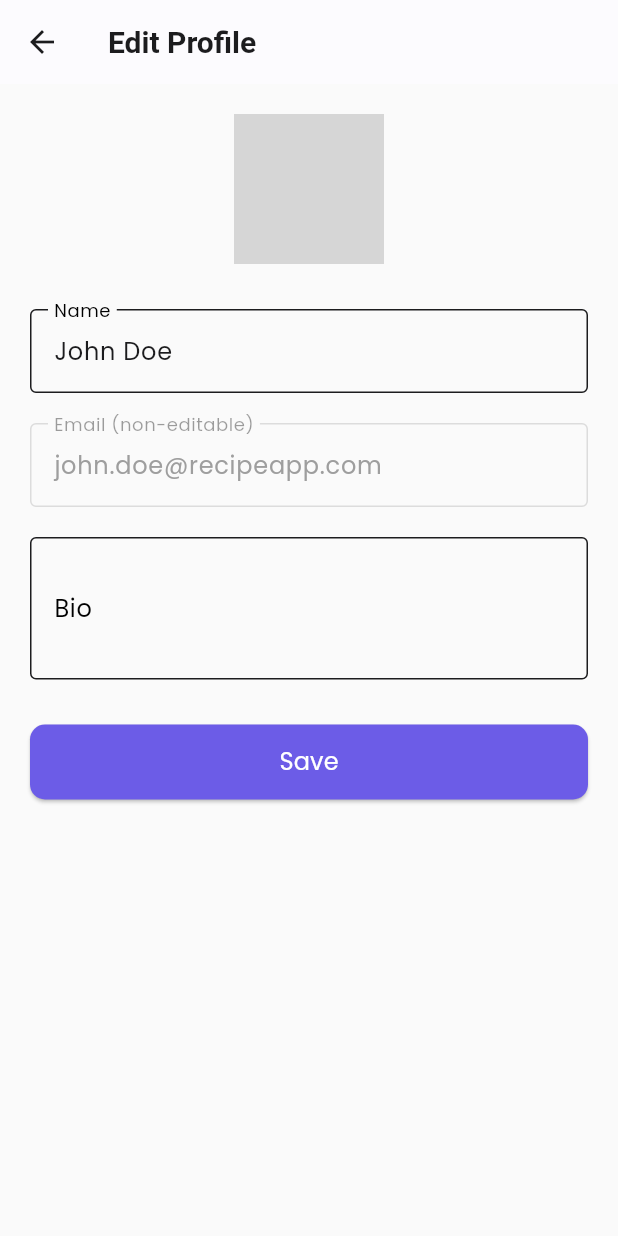
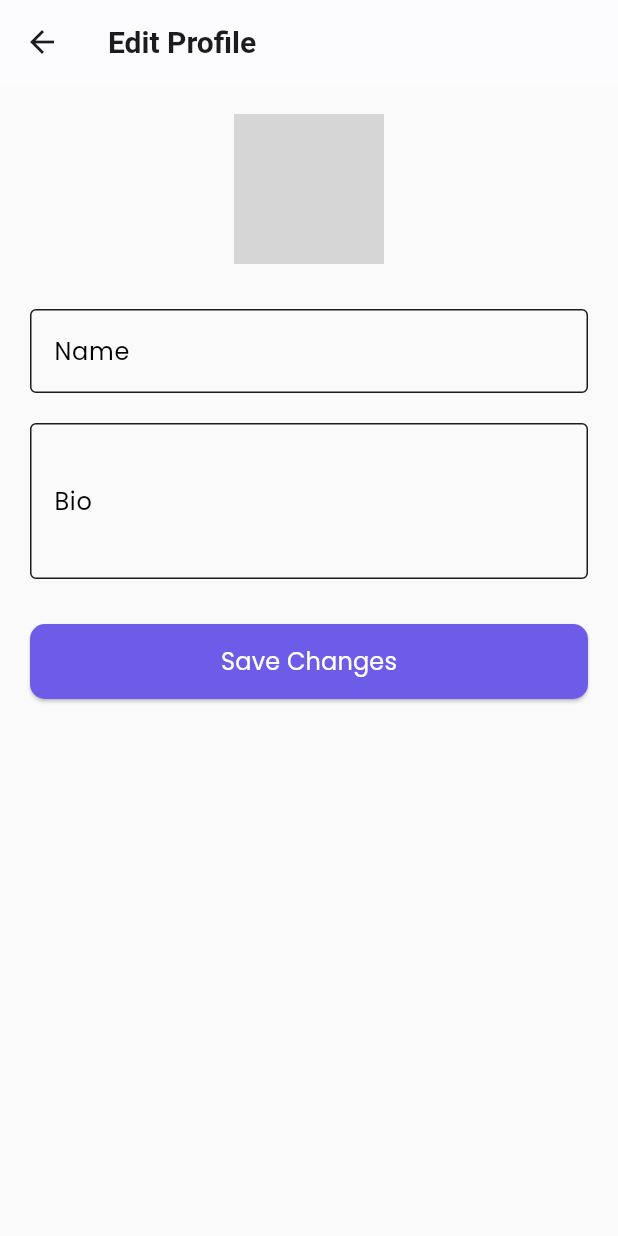
Before and after one commit to FarisAleemSU/Cibra, a Flutter app: the EditProfileScreen screen opened directly, on a phone screen of 412 x 824 dp. Run offline on Flutter 3.47's test engine with Material 3 defaults, Android fonts, the phone set to English and light mode, and no system bars; our stand-ins replace cloud_firestore, firebase_auth, firebase_core, image_picker; accounts and stored records are empty; grey boxes are pictures that could not be loaded.

Commit message:
Add files via upload

```diff
--- a/lib/providers/auth_provider.dart
+++ b/lib/providers/auth_provider.dart
@@ -1,21 +1,24 @@
 import 'package:flutter/foundation.dart';
-import 'package:firebase_auth/firebase_auth.dart';
+import 'package:firebase_auth/firebase_auth.dart' as firebase_auth;
 import '../services/authservices.dart';
 
 class AuthProvider with ChangeNotifier {
   final AuthService _authService;
-  User? _user;
+  firebase_auth.User? _user;
   bool _isLoading = true;
+  String? _userBio;
+
+  String? get userBio => _userBio;
 
   AuthProvider(this._authService) {
     initAuth();
   }
 
-  User? get user => _user;
+  firebase_auth.User? get user => _user;
   bool get isLoading => _isLoading;
 
   Future<void> initAuth() async {
-    _authService.authStateChanges.listen((User? user) {
+    _authService.authStateChanges.listen((firebase_auth.User? user) {
       _user = user;
       _isLoading = false;
       notifyListeners();
@@ -35,4 +38,21 @@ class AuthProvider with ChangeNotifier {
     _user = null;
     notifyListeners();
   }
+  Future<void> updateUserProfile({
+    required String displayName,
+    String? bio,
+  }) async {
+    try {
+      // Update Firebase user
+      await _authService.updateDisplayName(displayName);
+
+      // Update local state
+      _user = _authService.currentUser;
+      _userBio = bio;
+
+      notifyListeners();
+    } catch (e) {
+      rethrow;
+    }
+  }
 }
--- a/lib/screens/edit_profile_screen.dart
+++ b/lib/screens/edit_profile_screen.dart
@@ -1,5 +1,7 @@
 import 'package:flutter/material.dart';
 import '../theme.dart';
+import '../providers/auth_provider.dart';
+import 'package:provider/provider.dart';
 
 class EditProfileScreen extends StatefulWidget {
   const EditProfileScreen({super.key});
@@ -10,20 +12,43 @@ class EditProfileScreen extends StatefulWidget {
 
 class _EditProfileScreenState extends State<EditProfileScreen> {
   final _formKey = GlobalKey<FormState>();
-  final _nameController = TextEditingController(text: 'John Doe');
-  final _emailController = TextEditingController(text: 'john.doe@recipeapp.com');
-  final _bioController = TextEditingController();
+  late TextEditingController _nameController;
+  late TextEditingController _bioController;
+
+  @override
+  void initState() {
+    super.initState();
+    final authProvider = Provider.of<AuthProvider>(context, listen: false);
+
+    // Initialize with current user data
+    _nameController = TextEditingController(text: authProvider.user?.displayName ?? '');
+    _bioController = TextEditingController(text: authProvider.userBio ?? '');
+  }
 
   @override
   void dispose() {
     _nameController.dispose();
-    _emailController.dispose();
     _bioController.dispose();
     super.dispose();
+  }
+  Future<void> _updateProfile() async {
+    if (_formKey.currentState!.validate()) {
+      final authProvider = Provider.of<AuthProvider>(context, listen: false);
+
+      // Update provider with new values
+      await authProvider.updateUserProfile(
+        displayName: _nameController.text,
+        bio: _bioController.text,
+      );
+
+      if (mounted) Navigator.pop(context);
+    }
   }
 
   @override
   Widget build(BuildContext context) {
+     final authProvider = Provider.of<AuthProvider>(context);
+     final user = authProvider.user;
     return Scaffold(
       backgroundColor: Theme.of(context).scaffoldBackgroundColor,
       appBar: AppBar(
@@ -76,29 +101,16 @@ class _EditProfileScreenState extends State<EditProfileScreen> {
               ),
               const SizedBox(height: 20),
 
-              // Email (disabled)
-              TextFormField(
-                controller: _emailController,
-                enabled: false,
-                style: const TextStyle(color: Colors.grey),
-                decoration: const InputDecoration(
-                  labelText: 'Email (non-editable)',
-                  border: OutlineInputBorder(),
-                ),
-              ),
-              const SizedBox(height: 20),
-
               // Bio (updated)
-              TextFormField(
+               TextFormField(
                 controller: _bioController,
                 minLines: 3,
                 maxLines: 5,
                 decoration: const InputDecoration(
                   labelText: 'Bio',
                   border: OutlineInputBorder(),
-                  contentPadding: EdgeInsets.symmetric(vertical: 16, horizontal: 12),
+                  hintText: 'Tell us about yourself...',
                 ),
-                style: const TextStyle(fontSize: 14),
               ),
 
               const SizedBox(height: 30),
@@ -114,13 +126,9 @@ class _EditProfileScreenState extends State<EditProfileScreen> {
                       borderRadius: BorderRadius.circular(10),
                     ),
                   ),
-                  onPressed: () {
-                    if (_formKey.currentState!.validate()) {
-                      Navigator.pop(context);
-                    }
-                  },
+                  onPressed: _updateProfile,
                   child: Text(
-                    'Save',
+                    'Save Changes',
                     style: TextStyle(
                       fontSize: 16,
                       color: Theme.of(context).colorScheme.onPrimary,
--- a/lib/screens/recipe_list_screen.dart
+++ b/lib/screens/recipe_list_screen.dart
@@ -77,13 +77,13 @@ class _RecipeListScreenState extends State<RecipeListScreen> {
                 ),
               ),
             ),
-            ...favoriteRecipes.map((r) => _buildRecipeTile(r)).toList(),
+            ...favoriteRecipes.map((r) => _buildRecipeTile(r)),
             const Padding(
               padding: EdgeInsets.symmetric(vertical: 8),
               child: Divider(thickness: 1),
             ),
           ],
-          ...otherRecipes.map((r) => _buildRecipeTile(r)).toList(),
+          ...otherRecipes.map((r) => _buildRecipeTile(r)),
         ],
       ),
       floatingActionButton: FloatingActionButton(
```
Also changed, not shown: lib/main.dart (+9 -1 lines), lib/screens/home_screen.dart (+73 -15 lines), lib/screens/profile_screen.dart (+24 -10 lines), lib/screens/recipe_detail_screen.dart (line endings or trailing spaces), 7 other files.
